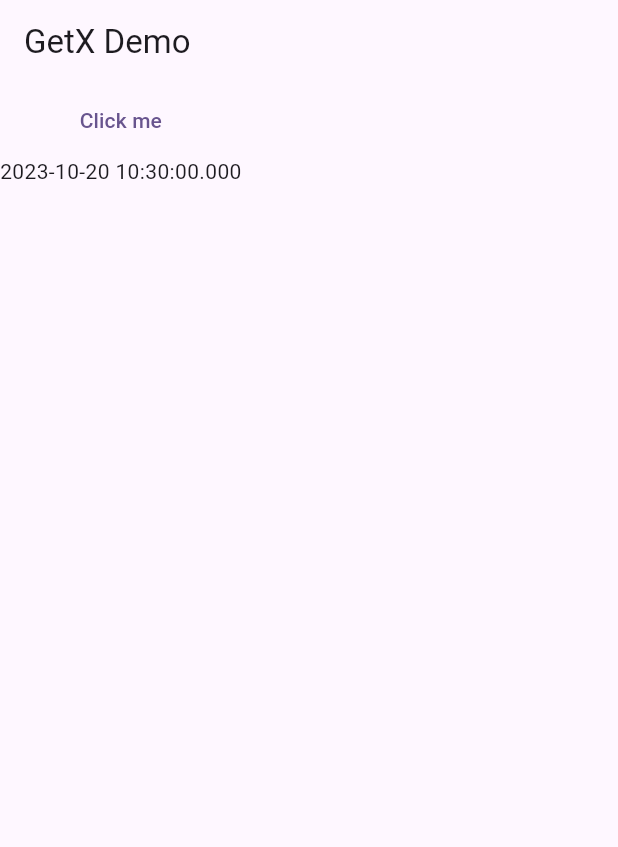
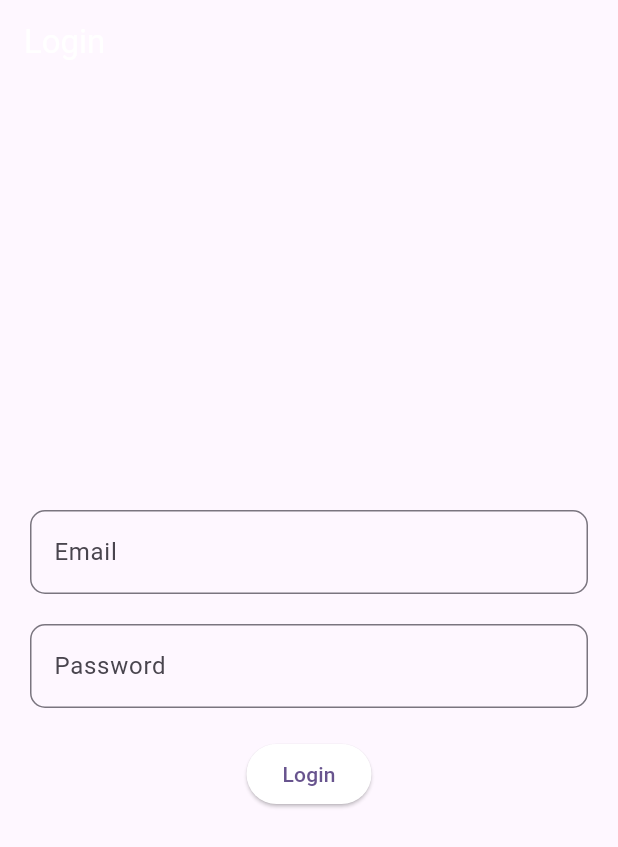
Before and after one commit to umerfaro/GetRepo, a Flutter app: the screen it shows after launch, on a phone screen of 412 x 824 dp. Shown: the top 847 px of the screen. Run offline on Flutter 3.47's test engine with Material 2 defaults, Android fonts, the phone set to English and light mode, and no system bars; our stand-ins replace get, image_picker.

```diff
--- /dev/null
+++ b/lib/LoginExample.dart
@@ -0,0 +1,74 @@
+import 'package:flutter/material.dart';
+import 'package:get/get.dart';
+import 'package:getx/ViewModel/LoginContoller.dart';
+
+
+class LoginScreen extends StatefulWidget {
+  const LoginScreen({super.key});
+
+  @override
+  State<LoginScreen> createState() => _LoginScreenState();
+}
+
+class _LoginScreenState extends State<LoginScreen> {
+
+  LoginController loginController = Get.put(LoginController());
+
+  @override
+  Widget build(BuildContext context) {
+    return  SafeArea(
+      child: Scaffold(
+        appBar: AppBar(
+          title: Text('Login',style: TextStyle(color: Colors.white),),
+        ),
+        body: Padding(
+          padding: const EdgeInsets.symmetric(horizontal: 20,vertical: 10),
+          child: Column(
+            mainAxisAlignment: MainAxisAlignment.center,
+            crossAxisAlignment: CrossAxisAlignment.center,
+            children:[
+              TextFormField(
+                controller: loginController.emailController.value,
+                decoration: InputDecoration(
+                  hintText: 'Enter your email',
+                  labelText: 'Email',
+                  border: OutlineInputBorder(
+                    borderRadius: BorderRadius.circular(10),
+                  ),
+                ),
+              ),
+              SizedBox(
+                height: 20,
+              ),
+              TextFormField(
+                controller: loginController.passwordController.value,
+                decoration: InputDecoration(
+                  hintText: 'Enter your Password',
+                  labelText: 'Password',
+                  border: OutlineInputBorder(
+                    borderRadius: BorderRadius.circular(10),
+                  ),
+                ),
+              ),
+              SizedBox(
+                height: 20,
+              ),
+              Obx(() {
+                return ElevatedButton(
+                    style: ElevatedButton.styleFrom(
+                      backgroundColor: Colors.white,
+                    ),
+                    onPressed: (){
+
+                      loginController.loginAPI();
+
+                    }, child:loginController.loading.value?CircularProgressIndicator(): Text('Login'));
+              })
+
+            ]
+          ),
+        ),
+      ),
+    );
+  }
+}
--- /dev/null
+++ b/lib/ViewModel/LoginContoller.dart
@@ -0,0 +1,47 @@
+import 'dart:convert';
+
+import 'package:flutter/material.dart';
+import 'package:get/get.dart';
+import 'package:http/http.dart';
+
+class LoginController extends GetxController {
+  final emailController = TextEditingController().obs;
+  final passwordController = TextEditingController().obs;
+
+  RxBool loading = false.obs;
+
+
+
+  void loginAPI() async {
+    try {
+
+      //if we want to pass data in raw form then
+      // Map newData = {
+      //   "email": emailController.value.text,
+      //   "password": passwordController.value.text
+      // };
+      // final response = await post(Uri.parse("https://reqres.in/api/login"),
+      //     body: jsonEncode(newData),);
+
+
+      loading.value = true;
+      final response = await post(Uri.parse("https://reqres.in/api/login"),
+          body: {
+            "email": emailController.value.text,
+            "password": passwordController.value.text
+          });
+      var data = jsonDecode(response.body);
+
+      if (response.statusCode == 200) {
+        loading.value = false;
+        Get.snackbar("Success", data['token'].toString(),backgroundColor: Colors.white,colorText: Colors.black);
+      } else {
+        loading.value = false;
+        Get.snackbar("Error", data['error'].toString());
+      }
+    } catch (e) {
+      loading.value = false;
+      Get.snackbar("Exception", e.toString(),colorText: Colors.white);
+    }
+  }
+}
--- a/lib/main.dart
+++ b/lib/main.dart
@@ -6,6 +6,7 @@ import 'package:getx/ExampleThree.dart';
 import 'package:getx/FutureBuilder.dart';
 import 'package:getx/HomeScreen.dart';
 import 'package:getx/ImagepickerExample.dart';
+import 'package:getx/LoginExample.dart';
 import 'package:getx/Screentwo.dart';
 import 'package:getx/res/theme/darkTheme.dart';
 import 'package:getx/res/theme/lightTheme.dart';
@@ -37,9 +38,9 @@ class MyApp extends StatelessWidget {
       darkTheme: darkTheme,
       debugShowCheckedModeBanner: false,
       themeMode: ThemeMode.system,
-      home: const FutureBuilderExample(),
+      home: const LoginScreen(),
       getPages: [
-        GetPage(name: '/', page: () => const FutureBuilderExample()),
+        GetPage(name: '/', page: () => const LoginScreen()),
         GetPage(name: '/screenOne', page: () =>  ScreenOne(name: 'Umer',)),
         GetPage(name: '/screentwo', page: () =>  ScreenTwo(name: 'Umer',)),
       ],
--- a/pubspec.yaml
+++ b/pubspec.yaml
@@ -35,8 +35,10 @@ dependencies:
   # The following adds the Cupertino Icons font to your application.
   # Use with the CupertinoIcons class for iOS style icons.
   cupertino_icons: ^1.0.2
+  http:
   get: ^4.6.5
   image_picker:
+
 
 dev_dependencies:
   flutter_test:
```
Also changed, not shown: pubspec.lock.
